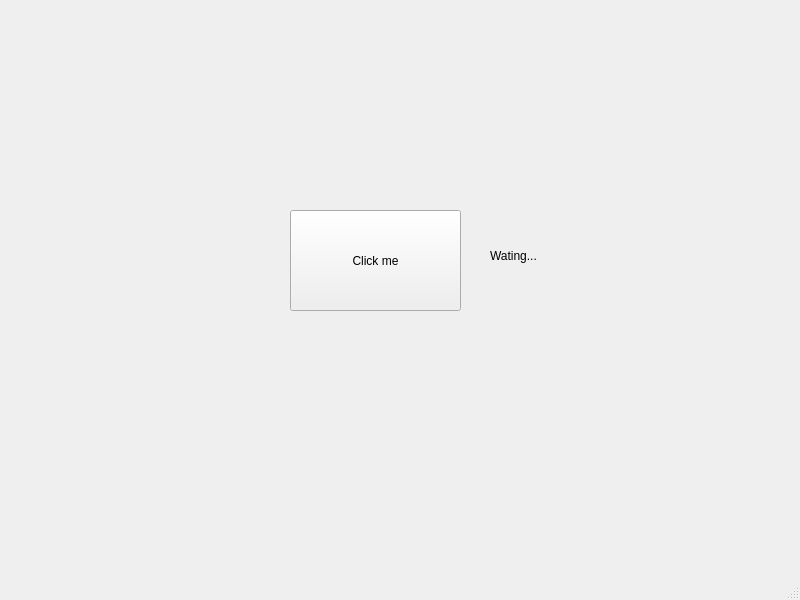
Before: the Qt Designer form worksheet6/Qt_Real/mainwindow.ui in efyme11/2025_20576215, drawn with Qt 5.
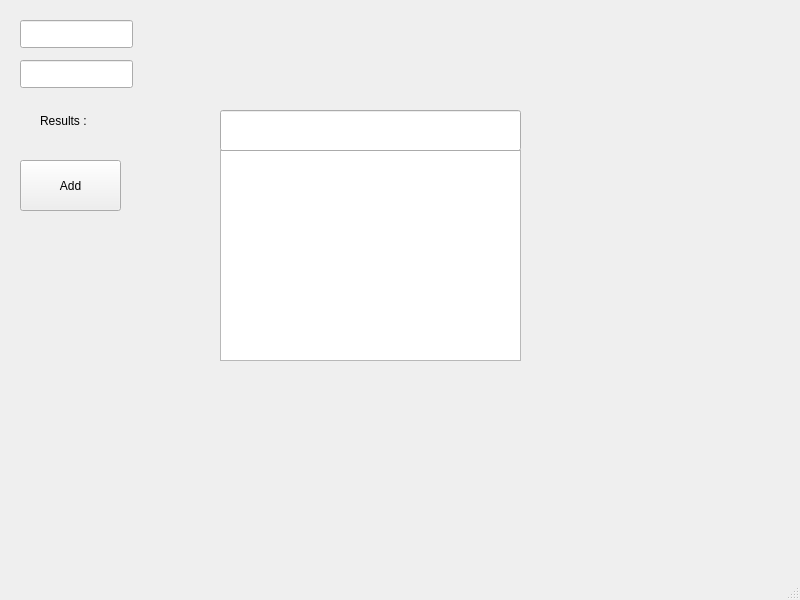
After: the same form once the commit is applied.

```diff
--- a/worksheet6/Qt_Real/mainwindow.ui
+++ b/worksheet6/Qt_Real/mainwindow.ui
@@ -17,27 +17,73 @@
    <widget class="QPushButton" name="pushButton">
     <property name="geometry">
      <rect>
-      <x>290</x>
-      <y>210</y>
-      <width>171</width>
-      <height>101</height>
+      <x>20</x>
+      <y>160</y>
+      <width>101</width>
+      <height>51</height>
      </rect>
     </property>
     <property name="text">
-     <string>Click me</string>
+     <string>Add</string>
     </property>
    </widget>
    <widget class="QLabel" name="label">
     <property name="geometry">
      <rect>
-      <x>490</x>
-      <y>210</y>
-      <width>161</width>
-      <height>91</height>
+      <x>40</x>
+      <y>90</y>
+      <width>71</width>
+      <height>61</height>
      </rect>
     </property>
     <property name="text">
-     <string>Wating...</string>
+     <string>Results : </string>
+    </property>
+   </widget>
+   <widget class="QTreeView" name="treeView">
+    <property name="geometry">
+     <rect>
+      <x>220</x>
+      <y>150</y>
+      <width>301</width>
+      <height>211</height>
+     </rect>
+    </property>
+   </widget>
+   <widget class="QLineEdit" name="lineEdit1">
+    <property name="geometry">
+     <rect>
+      <x>20</x>
+      <y>20</y>
+      <width>113</width>
+      <height>28</height>
+     </rect>
+    </property>
+    <property name="text">
+     <string/>
+    </property>
+   </widget>
+   <widget class="QLineEdit" name="lineEdit2">
+    <property name="geometry">
+     <rect>
+      <x>20</x>
+      <y>60</y>
+      <width>113</width>
+      <height>28</height>
+     </rect>
+    </property>
+    <property name="text">
+     <string/>
+    </property>
+   </widget>
+   <widget class="QLineEdit" name="searchBox">
+    <property name="geometry">
+     <rect>
+      <x>220</x>
+      <y>110</y>
+      <width>301</width>
+      <height>41</height>
+     </rect>
     </property>
    </widget>
   </widget>
```
